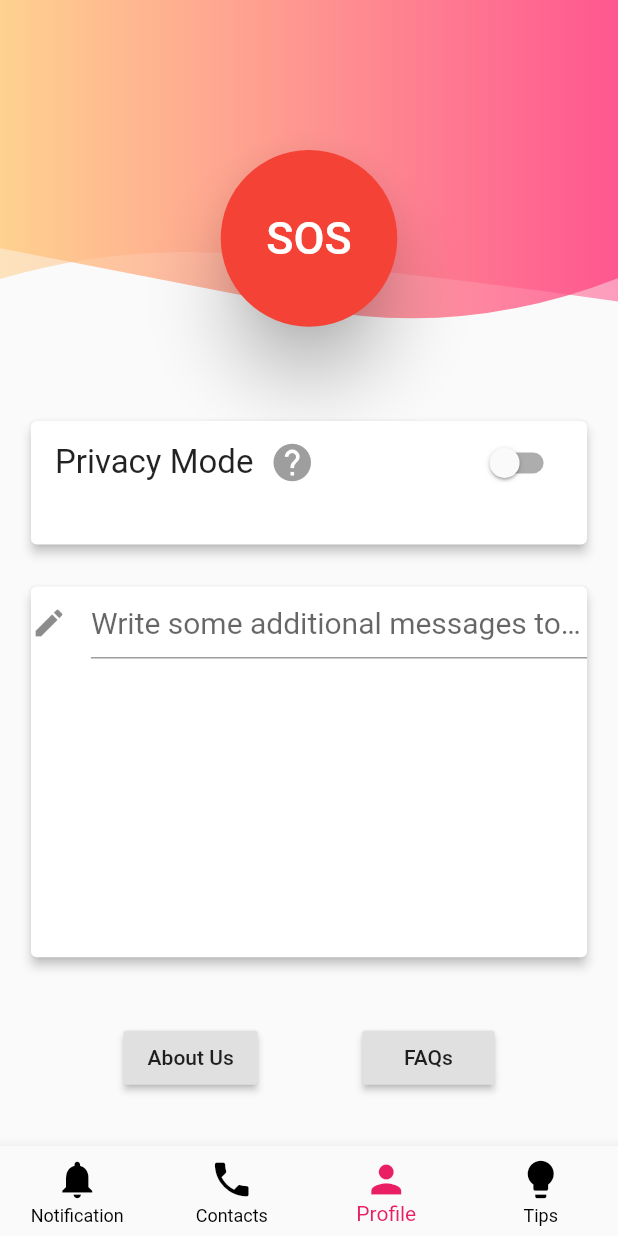
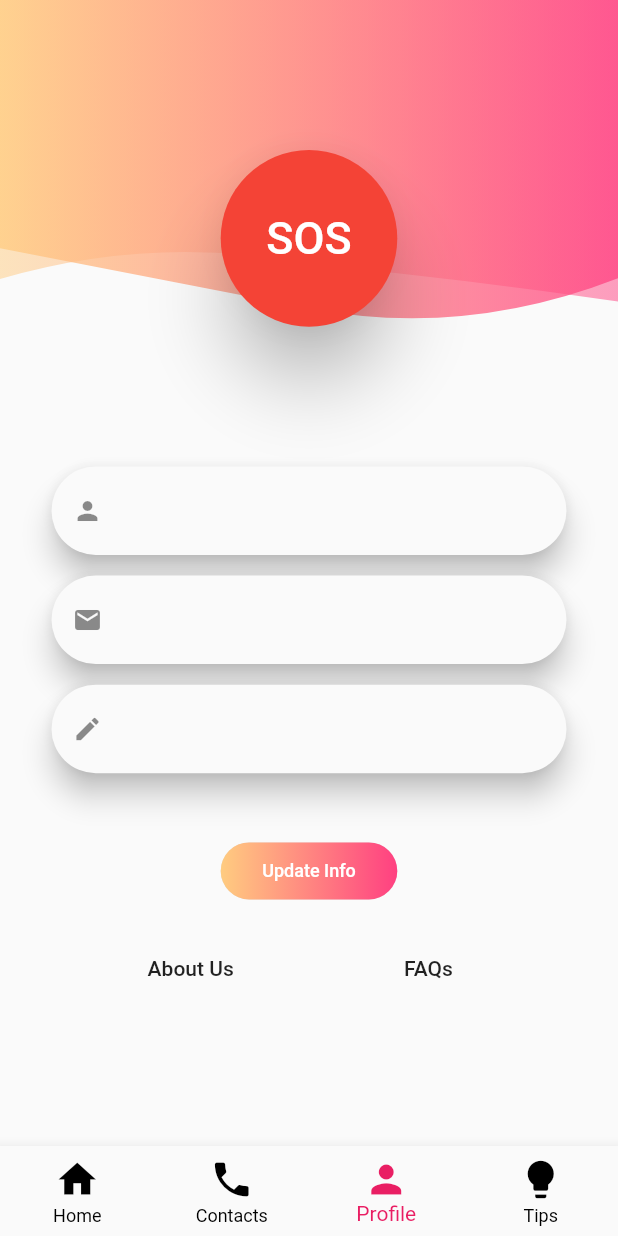
Before and after one commit to hiddencharm45/safety_app, a Flutter app: the Dashboard screen opened by its route, item 3 of the bottom bar chosen, after a tap on "SOS", on a phone screen of 412 x 824 dp. Run offline on Flutter 3.47's test engine with Material 2 defaults, Android fonts, the phone set to English and light mode, and no system bars; our stand-ins replace cloud_firestore, contacts_service, firebase_auth, firebase_core, firebase_storage, geocoding and 6 more; missing offline and left inert: dart:html, flutter_background_service, hardware_buttons, telephony; accounts and stored records are empty; statements that could not run were skipped.

Commit message:
User profile updated, formatted message created

```diff
--- a/lib/ui/screens/dashboard.dart
+++ b/lib/ui/screens/dashboard.dart
@@ -21,7 +21,7 @@ class _DashboardState extends State<Dashboard> {
   @override
   initState() {
     _pages = [
-      {'page': NotificationScreen(), 'title': "Notification"},
+      {'page': NotificationScreen(), 'title': "Home"},
       {'page': ContactScreen(), 'title': "Contact"},
       {'page': UserProfile(), 'title': "Profile"},
       {'page': HomeScreen(), 'title': "Tips"},
@@ -109,10 +109,10 @@ class _DashboardState extends State<Dashboard> {
           BottomNavigationBarItem(
             //backgroundColor: Colors.pink[400],
             icon: Icon(
-              Icons.notifications,
+              Icons.home,
               size: 30,
             ),
-            label: 'Notification',
+            label: 'Home',
           ),
           BottomNavigationBarItem(
             //backgroundColor: Theme.of(context).primaryColor,
--- a/lib/ui/screens/splashscreen.dart
+++ b/lib/ui/screens/splashscreen.dart
@@ -17,7 +17,7 @@ class SplashScreenState extends State<SplashScreen>
   Animation<double> animation;
 
   startTime() async {
-    var _duration = new Duration(seconds: 60);
+    var _duration = new Duration(seconds: 5);
     return new Timer(_duration, navigationPage);
     //takes duration for which timer will be on, and then what would be displayed if time completed
   }
--- a/lib/ui/screens/user_profile.dart
+++ b/lib/ui/screens/user_profile.dart
@@ -1,28 +1,58 @@
 import 'package:cloud_firestore/cloud_firestore.dart';
 import 'package:firebase_auth/firebase_auth.dart';
+import 'package:firebase_storage/firebase_storage.dart';
 import 'package:flutter/material.dart';
+import 'package:safety_app/ui/widgets/textformfield.dart';
 import 'package:shared_preferences/shared_preferences.dart';
 import '../widgets/clipshape_sos.dart';
 import '../widgets/responsive_ui.dart';
-//import 'package:flutter/gestures.dart';
-//import 'package:safety_app/ui/signin.dart';
-//import '../ui/widgets/textformfield.dart';
+// import 'package:flutter/gestures.dart';
+// import 'package:safety_app/ui/signin.dart';
+// import '../ui/widgets/textformfield.dart';
 
 class UserProfile extends StatefulWidget {
   static const routeName = '/dashboard';
+  String message;
+  String name;
+  String email;
   @override
   _UserProfileState createState() => _UserProfileState();
 }
 
 class _UserProfileState extends State<UserProfile> {
   // final _form = GlobalKey<FormState>();
-  bool _privacyMode = false;
+  // bool _privacyMode = false;
   bool checkBoxValue = false;
   double _height;
   double _width;
   double _pixelRatio;
   bool _large;
   bool _medium;
+  // String message;
+  // String name;
+  // String email;
+  TextEditingController nameController = TextEditingController();
+  TextEditingController emailController = TextEditingController();
+  TextEditingController messageController = TextEditingController();
+  final GlobalKey<ScaffoldState> _scaffoldkey = GlobalKey<ScaffoldState>();
+
+  initState() {
+    initializeValues();
+    super.initState();
+  }
+
+  void initializeValues() async {
+    // reflect the value of message in the hint text, it behaves weirdly
+    SharedPreferences _pref = await SharedPreferences.getInstance();
+    widget.message = _pref.getString('message');
+    if (widget.message == null) widget.message = "Write additional message";
+
+    //retrieve name and email of user here & assign to name & email variables
+    FirebaseFirestore.instance
+        .collection('users')
+        .doc(FirebaseAuth.instance.currentUser.uid)
+        .get();
+  }
 
   @override
   Widget build(BuildContext context) {
@@ -38,84 +68,84 @@ class _UserProfileState extends State<UserProfile> {
         child: Column(children: <Widget>[
           // Opacity(opacity: 0.88, child: CustomAppBar()),
           ClipShapeSos(_height, _width, _medium, _large),
-          Container(
-            height: _height * 0.47,
-            // color: Colors.blue,
-            child: Column(
-              children: [
-                Card(
-                  elevation: 3,
-                  child: Container(
-                    height: _height * 0.1,
-                    width: _width * 0.9,
-                    // color: Colors.blue,
-                    child: ListTile(
-                      title: Container(
-                        width: _width * 0.6,
-                        child: Row(
-                            mainAxisAlignment: MainAxisAlignment.start,
-                            children: <Widget>[
-                              Text(
-                                "Privacy Mode  ",
-                                style: TextStyle(
-                                  fontSize: 22,
-                                ),
-                              ),
-                              GestureDetector(
-                                  onTap: () {
-                                    return showDialog(
-                                      context: context,
-                                      builder: (ctx) => AlertDialog(
-                                        title: Text(" What is Privacy Mode"),
-                                        content: Text(
-                                            "By enabling this the app will be able to access" +
-                                                "the Location,calling and SMS permissions to send" +
-                                                " and recieve message"),
-                                      ),
-                                    );
-                                  },
-                                  child: Icon(
-                                    Icons.help,
-                                    color: Colors.grey,
-                                    size: 30,
-                                  ))
-                            ]),
-                      ),
-                      trailing: Switch(
-                        activeColor: Colors.pink,
-                        value: _privacyMode, // reflected by what the user choose
-                        onChanged: (val) {
-                          setState(() {
-                            _privacyMode = val;
-                          });
-                        },
-                      ),
-                    ),
-                  ),
-                ),
-                Padding(
-                  padding: const EdgeInsets.only(top: 20),
-                  child: Card(
-                    elevation: 3,
-                    child: Container(
-                      height: _height * 0.30,
-                      width: _width * 0.9,
-                      // color: Colors.red,
-                      child: TextField(
-                          onChanged: inputMessage,
-                          decoration: InputDecoration(
-                            icon: Icon(Icons.edit),
-                            hintText:
-                                "Write some additional messages to be sent to the" +
-                                    " recipients along with the location & time during an SOS",
-                          ),
-                          style: TextStyle(fontSize: 20)),
-                    ),
-                  ),
-                )
-              ],
-            ),
-          ),
+          form(),
+          // // // Container(
+          // // //   height: _height * 0.47,
+          // // //   // color: Colors.blue,
+          // // //   child: Column(
+          // // //     children: [
+          // // //       Card(
+          // // //         elevation: 3,
+          // // //         child: Container(
+          // // //           height: _height * 0.1,
+          // // //           width: _width * 0.9,
+          // // //           // color: Colors.blue,
+          // // //           child: ListTile(
+          // // //             title: Container(
+          // // //               width: _width * 0.6,
+          // // //               child: Row(
+          // // //                   mainAxisAlignment: MainAxisAlignment.start,
+          // // //                   children: <Widget>[
+          // // //                     Text(
+          // // //                       "Privacy Mode  ",
+          // // //                       style: TextStyle(
+          // // //                         fontSize: 22,
+          // // //                       ),
+          // // //                     ),
+          // // //                     GestureDetector(
+          // // //                         onTap: () {
+          // // //                           return showDialog(
+          // // //                             context: context,
+          // // //                             builder: (ctx) => AlertDialog(
+          // // //                               title: Text(" What is Privacy Mode"),
+          // // //                               content: Text(
+          // // //                                   "By enabling this the app will be able to access" +
+          // // //                                       "the Location,calling and SMS permissions to send" +
+          // // //                                       " and recieve message"),
+          // // //                             ),
+          // // //                           );
+          // // //                         },
+          // // //                         child: Icon(
+          // // //                           Icons.help,
+          // // //                           color: Colors.grey,
+          // // //                           size: 30,
+          // // //                         ))
+          // // //                   ]),
+          // // //             ),
+          // //             trailing: Switch(
+          // //               activeColor: Colors.pink,
+          // //               value:
+          // //                   _privacyMode, // reflected by what the user choose
+          // //               onChanged: (val) {
+          // //                 setState(() {
+          // //                   _privacyMode = val;
+          // //                 });
+          // //               },
+          // //             ),
+          // //           ),
+          // //         ),
+          // //       ),
+          //       Padding(
+          //         padding: const EdgeInsets.only(top: 20),
+          //         child: Card(
+          //           elevation: 3,
+          //           child: Container(
+          //             // height: _height * 0.30,
+          //             // width: _width * 0.9,
+          //             // color: Colors.red,
+          //             child: TextField(
+          //                 onChanged: inputMessage,
+          //                 decoration: InputDecoration(
+          //                   icon: Icon(Icons.edit),
+          //                   hintText: "Type a message",
+          //                 ),
+          //                 style: TextStyle(fontSize: 20)),
+          //           ),
+          //         ),
+          //       )
+          //     ],
+          //   ),
+          // ),
           Container(
               height: _height * 0.1,
               padding: EdgeInsets.only(left: _width * 0.2, right: _width * 0.2),
@@ -123,7 +153,7 @@ class _UserProfileState extends State<UserProfile> {
                 child: Row(
                   mainAxisAlignment: MainAxisAlignment.spaceBetween,
                   children: <Widget>[
-                    RaisedButton(
+                    FlatButton(
                       child: Text(
                         "About Us",
                         style: TextStyle(color: Colors.black87),
@@ -131,7 +161,7 @@ class _UserProfileState extends State<UserProfile> {
                       onPressed: () {},
                     ),
                     // SizedBox(width: 2),
-                    RaisedButton(
+                    FlatButton(
                       child: Text(
                         "FAQs",
                         style: TextStyle(color: Colors.black87),
@@ -144,17 +174,103 @@ class _UserProfileState extends State<UserProfile> {
         ]));
   }
 
-  void inputMessage(value) async {
-    debugPrint(value);
-    SharedPreferences pref = await SharedPreferences.getInstance();
-    pref.setString("message", value);
-    final _user = FirebaseAuth.instance.currentUser;
-    FirebaseFirestore.instance
-        .collection('users')
-        .doc(_user.uid)
-        .set({"message": value}).catchError((onError) {
-      debugPrint(onError);
-    });
+  Widget form() {
+    return Container(
+      margin: EdgeInsets.only(
+          left: _width / 12.0, right: _width / 12.0, top: _width / 12.0),
+      child: Form(
+        child: Column(
+          children: <Widget>[
+            nameTextFormField(),
+            SizedBox(height: _height / 60.0),
+            emailTextFormField(),
+            SizedBox(height: _height / 60.0),
+            messageTextFormField(),
+            SizedBox(height: _height / 20.0),
+            // SizedBox(height: _height / 60.0),
+            button(_scaffoldkey),
+          ],
+        ),
+      ),
+    );
+  }
+
+  Widget nameTextFormField() {
+    return CustomTextField(
+      keyboardType: TextInputType.text,
+      icon: Icons.person,
+      hint: widget.name,
+      textEditingController: nameController,
+    );
+  }
+
+  Widget emailTextFormField() {
+    return CustomTextField(
+      keyboardType: TextInputType.emailAddress,
+      icon: Icons.email,
+      hint: widget.email,
+      textEditingController: emailController,
+    );
+  }
+
+  Widget messageTextFormField() {
+    return CustomTextField(
+      keyboardType: TextInputType.text,
+      icon: Icons.edit,
+      hint: widget.message,
+      textEditingController: messageController,
+    );
+  }
+
+  // void inputMessage(value) async {
+  //   FirebaseFirestore.instance
+  //       .collection('users')
+  //       .doc(FirebaseAuth.instance.currentUser.uid)
+  //       .set({"message": value}).catchError((onError) {
+  //     debugPrint(onError);
+  //   });
+  // }
+
+  Widget button(GlobalKey<ScaffoldState> _scaffoldkey) {
+    return RaisedButton(
+      elevation: 0,
+      shape: RoundedRectangleBorder(borderRadius: BorderRadius.circular(30.0)),
+      onPressed: () async {
+        FirebaseAuth.instance.currentUser.uid;
+        SharedPreferences pref = await SharedPreferences.getInstance();
+        // inputMessage(messageController.text.toString().trim());
+        pref.setString("message", messageController.text.toString());
+        FirebaseFirestore.instance
+            .collection('users')
+            .doc(FirebaseAuth.instance.currentUser.uid)
+            .update({
+          "name": nameController.text.toString(),
+          "email": emailController.text.toString().trim(),
+        }).catchError((e) {
+          debugPrint(e);
+          _scaffoldkey.currentState.showSnackBar(
+              SnackBar(content: Text('Error Updating Profile Info')));
+        });
+      },
+      textColor: Colors.white,
+      padding: EdgeInsets.all(0.0),
+      child: Container(
+        alignment: Alignment.center,
+        //height: _height / 20,
+        width: _large ? _width / 4 : (_medium ? _width / 3.75 : _width / 3.5),
+        decoration: BoxDecoration(
+          borderRadius: BorderRadius.all(Radius.circular(20.0)),
+          gradient: LinearGradient(
+            colors: <Color>[Colors.orange[200], Colors.pinkAccent],
+          ),
+        ),
+        padding: const EdgeInsets.all(12.0),
+        child: Text(
+          'Update Info',
+          style: TextStyle(fontSize: _large ? 16 : (_medium ? 14 : 12)),
+        ),
+      ),
+    );
   }
 }
 
--- a/lib/ui/services/get_location.dart
+++ b/lib/ui/services/get_location.dart
@@ -10,19 +10,27 @@ class GetLocation {
             desiredAccuracy: LocationAccuracy.high)
         .catchError((onError) {
       debugPrint("Yo" + onError);
+      return null;
     });
     // code below obtains address from coordinates
     List<Placemark> placemark =
         await placemarkFromCoordinates(position.latitude, position.longitude)
             .catchError((onError) {
       debugPrint("Yo" + onError);
-      // App data to be accessed if location is unavailable
+      return null;
     });
-
-    debugPrint(placemark[2].toString());
+    // code below is to be transferred to background location fetch
     SharedPreferences pref = await SharedPreferences.getInstance();
-    pref.setString('location', placemark[2].toString());
-
+    pref.setString(
+        'location',
+        placemark[2].thoroughfare +
+            ", " +
+            placemark[2].subLocality +
+            ", " +
+            placemark[2].locality +
+            "-" +
+            placemark[2].postalCode);
+    debugPrint('location'.toString());
     return placemark[2];
   }
 }
--- a/lib/ui/widgets/clipshape_sos.dart
+++ b/lib/ui/widgets/clipshape_sos.dart
@@ -1,13 +1,15 @@
 import 'package:flutter/material.dart';
 import 'package:geocoding/geocoding.dart';
+import 'package:hardware_buttons/hardware_buttons.dart';
 import 'package:safety_app/ui/services/get_location.dart';
+import 'package:safety_app/ui/widgets/sms_format.dart';
 import 'package:shared_preferences/shared_preferences.dart';
 import 'custom_shape.dart';
 import 'package:telephony/telephony.dart';
 // import 'package:cloud_firestore/cloud_firestore.dart';
 // import 'package:firebase_auth/firebase_auth.dart';
-// import 'dart:async';
-// import 'package:hardware_buttons/hardware_buttons.dart' as HardwareButtons;
+import 'dart:async';
+import 'package:hardware_buttons/hardware_buttons.dart' as HardwareButtons;
 
 class ClipShapeSos extends StatefulWidget {
   final double height;
@@ -22,24 +24,24 @@ class ClipShapeSos extends StatefulWidget {
 }
 
 class _ClipShapeSosState extends State<ClipShapeSos> {
-  // StreamSubscription<HardwareButtons.VolumeButtonEvent> _volumeButtonSub;
-  // @override
-  // void initState() {
-  //   super.initState();
-  //   _volumeButtonSub =
-  //       HardwareButtons.volumeButtonEvents.listen((VolumeButtonEvent event) {
-  //     setState(() {
-  //       print("THIS IS BUTTON EVENT: " + event.toString());
-  //     });
-  //     print(_volumeButtonSub.toString());
-  //   });
-  // }
+  StreamSubscription<HardwareButtons.VolumeButtonEvent> _volumeButtonSub;
+  @override
+  void initState() {
+    super.initState();
+    _volumeButtonSub =
+        HardwareButtons.volumeButtonEvents.listen((VolumeButtonEvent event) {
+      setState(() {
+        print("THIS IS BUTTON EVENT: " + event.toString());
+      });
+      print(_volumeButtonSub.toString());
+    });
+  }
 
-  // @override
-  // void dispose() {
-  //   super.dispose();
-  //   _volumeButtonSub?.cancel();
-  // }
+  @override
+  void dispose() {
+    super.dispose();
+    _volumeButtonSub?.cancel();
+  }
 
   @override
   Widget build(BuildContext context) {
@@ -111,26 +113,35 @@ class _ClipShapeSosState extends State<ClipShapeSos> {
 
 void _sendSOS() async {
   Placemark placemark = await GetLocation().locationFetch();
-  // code below sends the location to the recipients as sms
+  debugPrint(placemark.toString());
+  SharedPreferences pref = await SharedPreferences.getInstance();
   final telephony = Telephony.instance;
-  SharedPreferences pref = await SharedPreferences.getInstance();
-  // Retrieving contacts from Firestore
-
+  String formattedMessage;
+  (placemark == null)
+      ? formattedMessage =
+          await SMSFormat().smsFormat(placemark, pref.getString('location'))
+      : formattedMessage = await SMSFormat().smsFormat(placemark);
+  int count;
   try {
-    int count = pref.getInt('count');
-    if (count == 0) debugPrint("No recipients added");
-    for (int i = 1; i <= count; i++)
-      telephony
-          .sendSms(
-              to: pref.getString('num' + i.toString()),
-              message: (placemark == null)
-                  ? pref.getString('location')
-                  : placemark.toString(),
-              isMultipart: true)
-          .catchError((onError) {
-        print("Yo" + onError);
-      });
-  } catch (e) {
-    debugPrint("No recipients added");
+    count = pref.getInt('count');
+    debugPrint(count.toString());
+    if (count == null || count == 0)
+      debugPrint("No recipients added");
+    else {
+      for (int i = 1; i <= count; i++) {
+        debugPrint(pref.getString('num' + i.toString()));
+        telephony
+            .sendSms(
+          to: pref.getString('num' + i.toString()),
+          message: formattedMessage,
+        )
+            // isMultipart: true)
+            .catchError((onError) {
+          debugPrint("Yo" + onError.toString());
+        });
+      }
+    }
+  } catch (error) {
+    debugPrint("Yo Yo " + error.toString());
   }
 }
--- a/lib/ui/widgets/message_bubble.dart
+++ b/lib/ui/widgets/message_bubble.dart
@@ -1,6 +1,6 @@
 import 'package:flutter/material.dart';
 
-class MessegeBubble extends StatelessWidget {
+class MessageBubble extends StatelessWidget {
   final String message;
   final bool isMe;
   final String userImage;
@@ -8,7 +8,7 @@ class MessegeBubble extends StatelessWidget {
 
   final Key key;
 
-  MessegeBubble(this.message, this.isMe, this.userImage, this.username,
+  MessageBubble(this.message, this.isMe, this.userImage, this.username,
       {this.key});
   @override
   Widget build(BuildContext context) {
--- a/lib/ui/widgets/new_messages.dart
+++ b/lib/ui/widgets/new_messages.dart
@@ -2,12 +2,12 @@ import 'package:flutter/material.dart';
 import 'package:cloud_firestore/cloud_firestore.dart';
 import 'package:firebase_auth/firebase_auth.dart';
 
-class NewMessege extends StatefulWidget {
+class NewMessage extends StatefulWidget {
   @override
-  _NewMessegeState createState() => _NewMessegeState();
+  _NewMessageState createState() => _NewMessageState();
 }
 
-class _NewMessegeState extends State<NewMessege> {
+class _NewMessageState extends State<NewMessage> {
   var _enteredMessege = '';
   final _controller = new TextEditingController();
   void _sendMessege() async {
```
Also changed, not shown: lib/main.dart (+35 -4 lines), lib/ui/screens/chat_screen.dart (+17 -18 lines), lib/ui/screens/contacts_screen.dart (+10 -9 lines), lib/ui/screens/welcome_screen.dart (+8 -6 lines), lib/ui/services/distance.dart (added, +27 -0 lines), lib/ui/widgets/contact_items.dart (+15 -6 lines), lib/ui/widgets/messages.dart (+5 -9 lines), lib/ui/widgets/sms_format.dart (added, +52 -0 lines), pubspec.yaml (+5 -3 lines), pubspec.lock, 3 other files.
